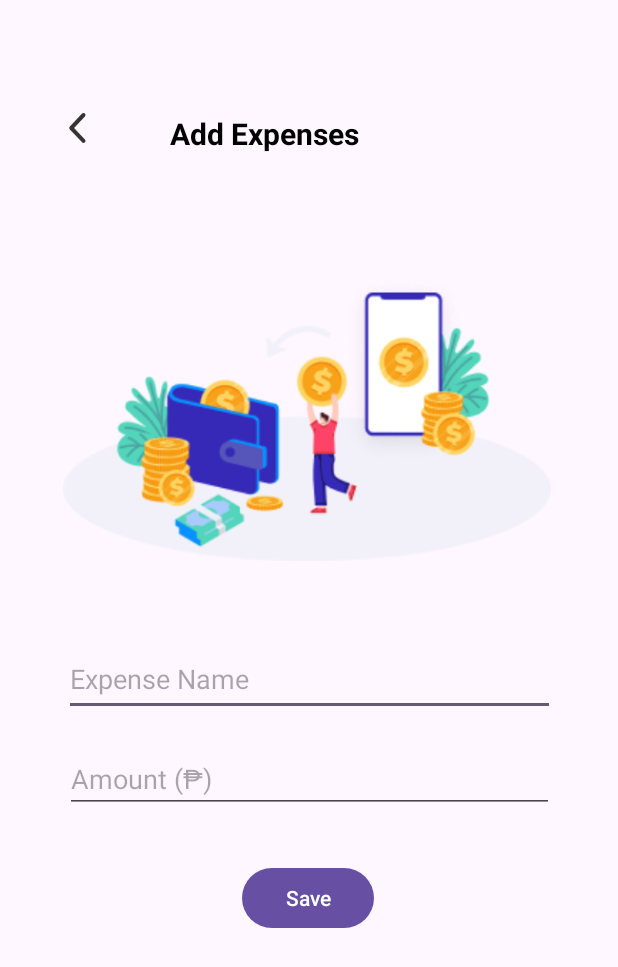
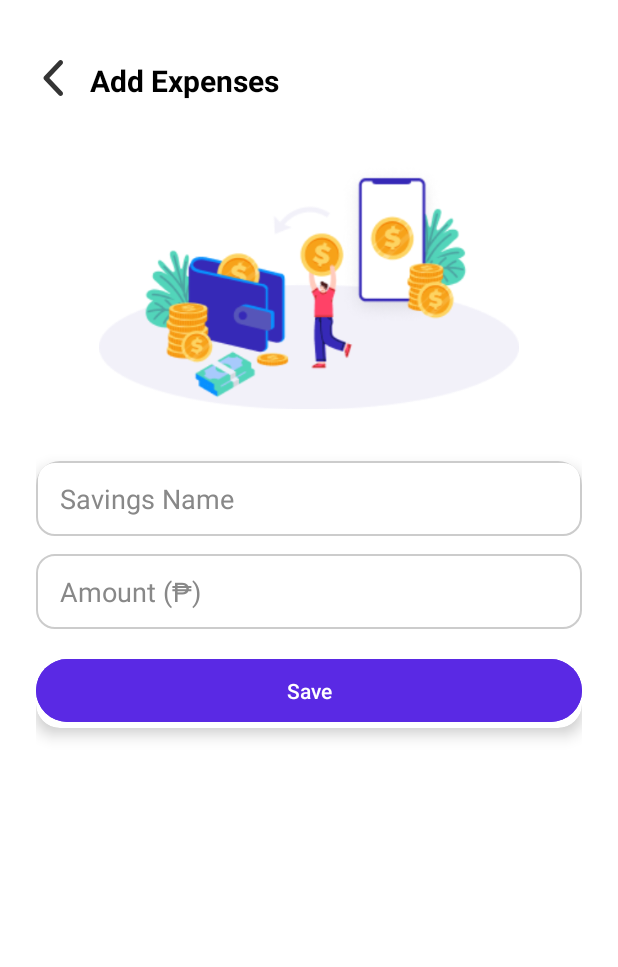
Before and after one commit to Kharlouuu/ELAND_SafeGuardians_430SAT, an Android app: the AddExpenseActivity screen opened directly, with no data from a screen before it, on a phone screen of 412 x 824 dp. Shown: the top 967 px of the screen. Run offline under Robolectric (Android 15) with nearby library versions, the phone set to English and light mode, and no system bars.

Commit message:
add_expense_enchance

```diff
--- a/app/src/main/res/layout/expense_page.xml
+++ b/app/src/main/res/layout/expense_page.xml
@@ -4,90 +4,101 @@
     xmlns:tools="http://schemas.android.com/tools"
     android:id="@+id/main"
     android:layout_width="match_parent"
-    android:layout_height="match_parent">
+    android:layout_height="match_parent"
+    android:background="#FFFFFF"
+    android:padding="24dp"
+    tools:context=".AddExpenseActivity">
 
+    <!-- Back Arrow -->
+    <ImageView
+        android:id="@+id/imageViewBack"
+        android:layout_width="24dp"
+        android:layout_height="24dp"
+        android:src="@drawable/back_navblack"
+        android:contentDescription="Back"
+        app:layout_constraintTop_toTopOf="parent"
+        app:layout_constraintStart_toStartOf="parent"
+        android:layout_marginTop="16dp" />
+
+    <!-- Title -->
     <TextView
-        android:layout_width="167dp"
-        android:layout_height="32dp"
-        android:text="Add Expenses"
-        android:textColor="@color/black"
-        android:textSize="20dp"
-        android:textStyle="bold"
-        app:layout_constraintBottom_toBottomOf="parent"
-        app:layout_constraintEnd_toEndOf="parent"
-        app:layout_constraintHorizontal_bias="0.463"
-        app:layout_constraintStart_toStartOf="parent"
-        app:layout_constraintTop_toTopOf="parent"
-        app:layout_constraintVertical_bias="0.095"
-        tools:ignore="MissingConstraints" />
-
-    <ImageView
-        android:id="@+id/imageView11"
+        android:id="@+id/tvTitle"
         android:layout_width="wrap_content"
         android:layout_height="wrap_content"
-        android:background="@drawable/back_navblack"
-        app:layout_constraintBottom_toBottomOf="parent"
+        android:text="Add Expenses"
+        android:textColor="#000000"
+        android:textSize="20sp"
+        android:textStyle="bold"
+        app:layout_constraintStart_toEndOf="@id/imageViewBack"
+        app:layout_constraintTop_toTopOf="@id/imageViewBack"
+        android:layout_marginStart="12dp" />
+
+    <!-- Illustration -->
+    <ImageView
+        android:id="@+id/imageViewIllustration"
+        android:layout_width="280dp"
+        android:layout_height="200dp"
+        android:src="@drawable/expense_image"
+        android:contentDescription="Expense Illustration"
+        app:layout_constraintTop_toBottomOf="@id/tvTitle"
+        app:layout_constraintStart_toStartOf="parent"
         app:layout_constraintEnd_toEndOf="parent"
-        app:layout_constraintHorizontal_bias="0.107"
+        android:layout_marginTop="24dp" />
+
+    <!-- Card Layout Container -->
+    <androidx.cardview.widget.CardView
+        android:id="@+id/cardForm"
+        android:layout_width="0dp"
+        android:layout_height="wrap_content"
+        app:cardCornerRadius="16dp"
+        app:cardElevation="6dp"
+        app:layout_constraintTop_toBottomOf="@id/imageViewIllustration"
         app:layout_constraintStart_toStartOf="parent"
-        app:layout_constraintTop_toTopOf="parent"
-        app:layout_constraintVertical_bias="0.094"
-        tools:ignore="MissingConstraints" />
+        app:layout_constraintEnd_toEndOf="parent"
+        android:layout_marginTop="16dp"
+        android:padding="20dp"
+        android:backgroundTint="#FFFFFF">
 
-    <ImageView
-        android:id="@+id/imageView12"
-        android:layout_width="325dp"
-        android:layout_height="253dp"
-        android:src="@drawable/expense_image"
-        app:layout_constraintBottom_toBottomOf="parent"
-        app:layout_constraintEnd_toEndOf="parent"
-        app:layout_constraintHorizontal_bias="0.488"
-        app:layout_constraintStart_toStartOf="parent"
-        app:layout_constraintTop_toTopOf="parent"
-        app:layout_constraintVertical_bias="0.268"
-        tools:ignore="MissingConstraints" />
+        <LinearLayout
+            android:layout_width="match_parent"
+            android:layout_height="wrap_content"
+            android:orientation="vertical">
 
             <EditText
                 android:id="@+id/editExpense"
-        android:layout_width="327dp"
-        android:layout_height="49dp"
-        android:ems="10"
-        android:inputType="text"
-        android:hint="Expense Name"
-        app:layout_constraintBottom_toBottomOf="parent"
-        app:layout_constraintEnd_toEndOf="parent"
-        app:layout_constraintStart_toStartOf="parent"
-        app:layout_constraintTop_toBottomOf="@+id/imageView12"
-        app:layout_constraintVertical_bias="0.059"
-        tools:ignore="MissingConstraints" />
+                android:layout_width="match_parent"
+                android:layout_height="50dp"
+                android:background="@drawable/edittext_background"
+                android:hint="Savings Name"
+                android:paddingStart="16dp"
+                android:paddingEnd="16dp"
+                android:textColor="#000"
+                android:textColorHint="#888888"
+                android:inputType="text" />
 
             <EditText
                 android:id="@+id/editAmount"
-        android:layout_width="326dp"
-        android:layout_height="43dp"
-        android:ems="10"
-        android:inputType="text"
+                android:layout_width="match_parent"
+                android:layout_height="50dp"
+                android:layout_marginTop="12dp"
+                android:background="@drawable/edittext_background"
                 android:hint="Amount (₱)"
-        app:layout_constraintBottom_toBottomOf="parent"
-        app:layout_constraintEnd_toEndOf="parent"
-        app:layout_constraintHorizontal_bias="0.505"
-        app:layout_constraintStart_toStartOf="parent"
-        app:layout_constraintTop_toBottomOf="@+id/editExpense"
-        app:layout_constraintVertical_bias="0.071"
-        tools:ignore="MissingConstraints" />
+                android:paddingStart="16dp"
+                android:paddingEnd="16dp"
+                android:textColor="#000"
+                android:textColorHint="#888888"
+                android:inputType="numberDecimal" />
 
             <Button
                 android:id="@+id/buttonSave"
-        android:layout_width="wrap_content"
-        android:layout_height="wrap_content"
+                android:layout_width="match_parent"
+                android:layout_height="50dp"
+                android:layout_marginTop="16dp"
                 android:text="Save"
-        app:layout_constraintBottom_toBottomOf="parent"
-        app:layout_constraintEnd_toEndOf="parent"
-        app:layout_constraintHorizontal_bias="0.498"
-        app:layout_constraintStart_toStartOf="parent"
-        app:layout_constraintTop_toBottomOf="@+id/editAmount"
-        app:layout_constraintVertical_bias="0.139" />
-
-
+                android:textColor="#FFFFFF"
+                android:backgroundTint="#5A29E4"
+                app:cornerRadius="30dp" />
+        </LinearLayout>
+    </androidx.cardview.widget.CardView>
 
 </androidx.constraintlayout.widget.ConstraintLayout>
--- a/app/src/main/res/layout/forgotpass_page.xml
+++ b/app/src/main/res/layout/forgotpass_page.xml
@@ -82,7 +82,7 @@
     <ImageView
         android:id="@+id/imageView2"
         android:layout_width="286dp"
-        android:layout_height="199dp"
+        android:layout_height="198dp"
         android:src="@drawable/forgotpass_image"
         app:layout_constraintBottom_toBottomOf="parent"
         app:layout_constraintEnd_toEndOf="parent"
```
Lines whose indentation alone changed are shown as unchanged.
